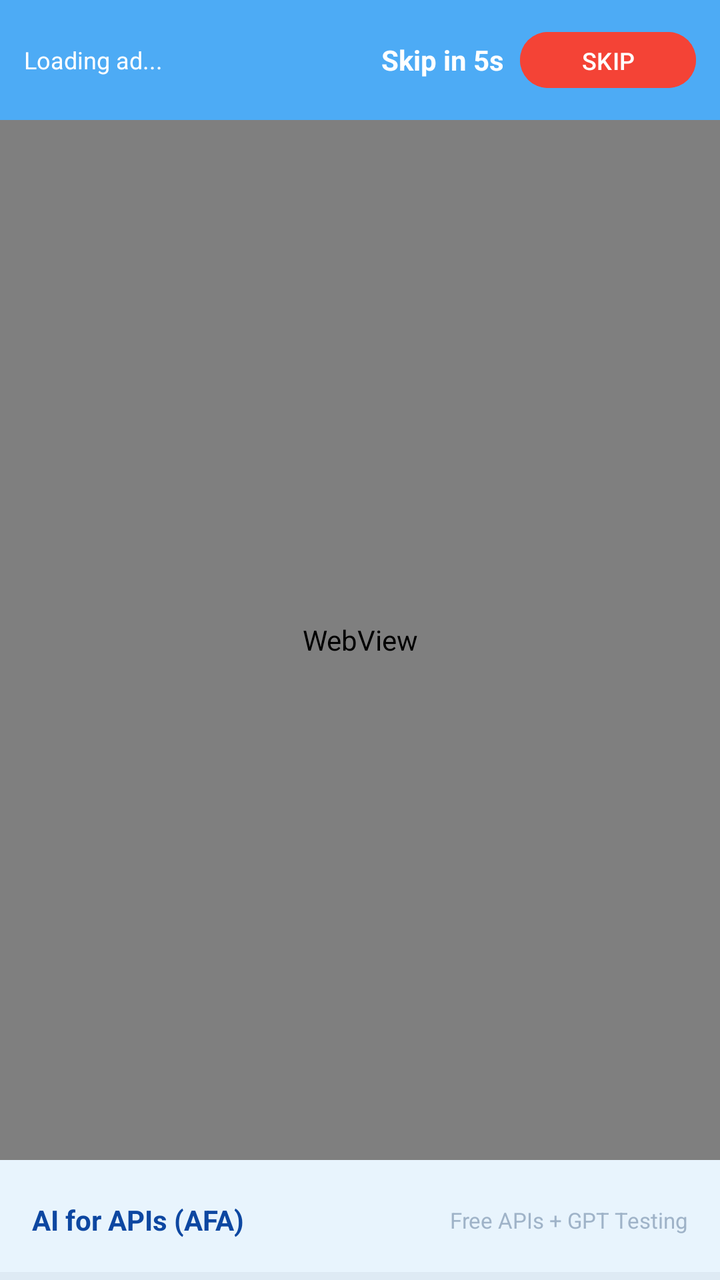
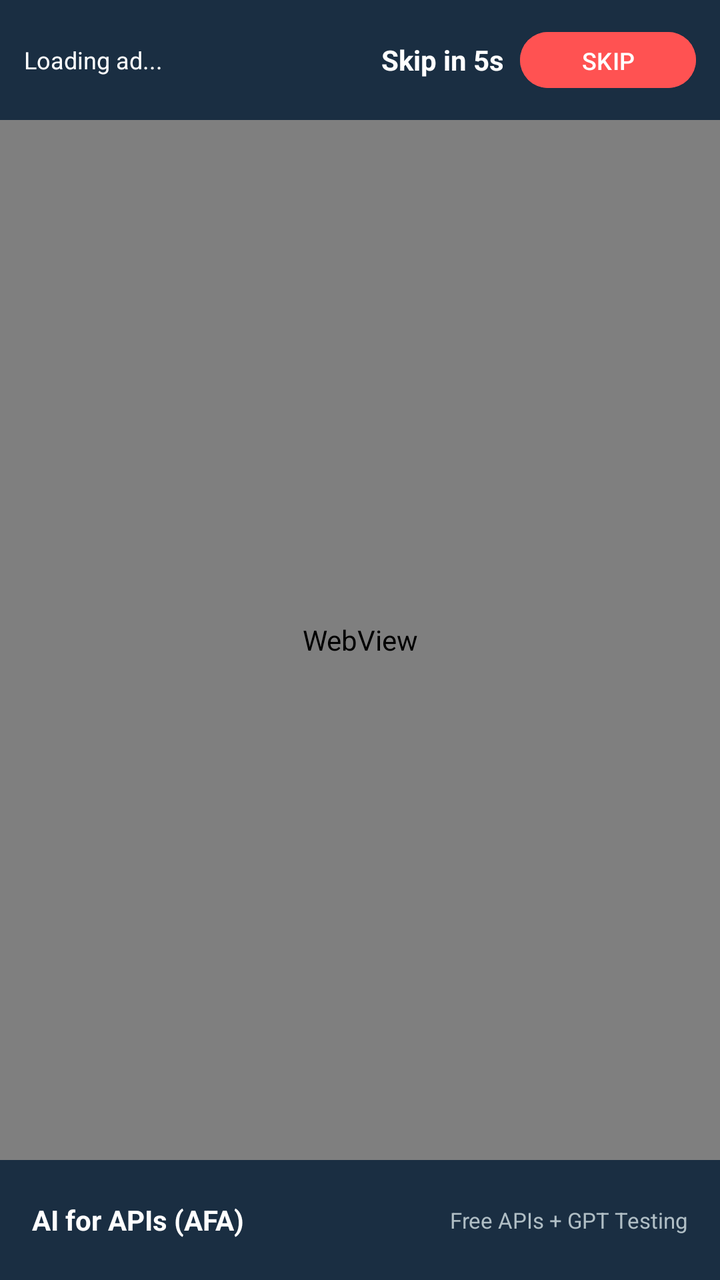

Compare the two renders of this Android layout. The source of the first and the diff that turns it into the second are given below.
<!-- AndroidManifest.xml: activity theme Theme.App -->
<!-- res/layout/activity_ad.xml -->
<?xml version="1.0" encoding="utf-8"?>
<FrameLayout xmlns:android="http://schemas.android.com/apk/res/android"
    android:layout_width="match_parent"
    android:layout_height="match_parent"
    android:background="@color/white">

    <WebView
        android:id="@+id/webView"
        android:layout_width="match_parent"
        android:layout_height="match_parent"
        android:layout_marginTop="60dp"
        android:layout_marginBottom="60dp" />

    <LinearLayout
        android:layout_width="match_parent"
        android:layout_height="60dp"
        android:layout_gravity="top"
        android:orientation="horizontal"
        android:paddingHorizontal="12dp"
        android:paddingVertical="8dp"
        android:background="#CC2196F3"
        android:gravity="center_vertical">

        <TextView
            android:id="@+id/tvStatus"
            android:layout_width="0dp"
            android:layout_height="wrap_content"
            android:layout_weight="1"
            android:text="Loading ad..."
            android:textColor="@color/white"
            android:textSize="12sp"
            android:singleLine="true"
            android:ellipsize="end" />

        <Button
            android:id="@+id/btnRefresh"
            android:layout_width="wrap_content"
            android:layout_height="32dp"
            android:text="Reload"
            android:textSize="11sp"
            android:textAllCaps="false"
            android:visibility="gone"
            android:backgroundTint="#FF9800"
            android:textColor="@color/white"
            android:layout_marginEnd="8dp"
            android:paddingHorizontal="12dp" />

        <Button
            android:id="@+id/btnBrowser"
            android:layout_width="wrap_content"
            android:layout_height="32dp"
            android:text="Browser"
            android:textSize="11sp"
            android:textAllCaps="false"
            android:visibility="gone"
            android:backgroundTint="#00ACC1"
            android:textColor="@color/white"
            android:layout_marginEnd="8dp"
            android:paddingHorizontal="12dp" />

        <TextView
            android:id="@+id/tvCountdown"
            android:layout_width="wrap_content"
            android:layout_height="wrap_content"
            android:text="Skip in 5s"
            android:textColor="@color/white"
            android:textSize="14sp"
            android:textStyle="bold"
            android:layout_marginEnd="8dp" />

        <Button
            android:id="@+id/btnSkip"
            android:layout_width="wrap_content"
            android:layout_height="36dp"
            android:text="SKIP"
            android:textSize="12sp"
            android:textAllCaps="false"
            android:backgroundTint="#F44336"
            android:textColor="@color/white"
            android:paddingHorizontal="20dp" />
    </LinearLayout>

    <ProgressBar
        android:id="@+id/progressBar"
        style="?android:attr/progressBarStyleHorizontal"
        android:layout_width="match_parent"
        android:layout_height="4dp"
        android:layout_gravity="bottom"
        android:indeterminate="false"
        android:max="100"
        android:progressTint="#4CAF50" />

    <LinearLayout
        android:layout_width="match_parent"
        android:layout_height="60dp"
        android:layout_gravity="bottom"
        android:orientation="horizontal"
        android:paddingHorizontal="16dp"
        android:paddingVertical="8dp"
        android:background="#CCE3F2FD"
        android:gravity="center">

        <TextView
            android:layout_width="0dp"
            android:layout_height="wrap_content"
            android:layout_weight="1"
            android:text="AI for APIs (AFA)"
            android:textColor="@color/primary"
            android:textSize="14sp"
            android:textStyle="bold" />

        <TextView
            android:layout_width="wrap_content"
            android:layout_height="wrap_content"
            android:text="Free APIs + GPT Testing"
            android:textColor="@color/text_secondary"
            android:textSize="11sp" />
    </LinearLayout>
</FrameLayout>
<!-- resources referenced by this layout -->
<resources>
  <color name="primary">#0D47A1</color>
  <color name="text_secondary">#9FB3C8</color>
  <color name="white">#FFFFFF</color>
  <style name="Theme.App" parent="Theme.Material3.DayNight.NoActionBar">
          <item name="colorPrimary">@color/primary</item>
          <item name="colorPrimaryVariant">@color/primary_variant</item>
          <item name="colorSecondary">@color/secondary</item>
          <item name="android:statusBarColor">?attr/colorPrimaryVariant</item>
          <item name="android:windowBackground">@color/background</item>
      </style>
  <color name="primary_variant">#006064</color>
  <color name="secondary">#00ACC1</color>
  <color name="background">#0B1220</color>
</resources>

<!-- the commit's change to res/layout/activity_ad.xml (unified diff, before → after) -->
@@ -2,7 +2,7 @@
 <FrameLayout xmlns:android="http://schemas.android.com/apk/res/android"
     android:layout_width="match_parent"
     android:layout_height="match_parent"
-    android:background="@color/white">
+    android:background="@color/background">
 
     <WebView
         android:id="@+id/webView"
@@ -18,7 +18,7 @@
         android:orientation="horizontal"
         android:paddingHorizontal="12dp"
         android:paddingVertical="8dp"
-        android:background="#CC2196F3"
+        android:background="@color/card_elevated"
         android:gravity="center_vertical">
 
         <TextView
@@ -27,7 +27,7 @@
             android:layout_height="wrap_content"
             android:layout_weight="1"
             android:text="Loading ad..."
-            android:textColor="@color/white"
+            android:textColor="@color/text_primary"
             android:textSize="12sp"
             android:singleLine="true"
             android:ellipsize="end" />
@@ -40,8 +40,8 @@
             android:textSize="11sp"
             android:textAllCaps="false"
             android:visibility="gone"
-            android:backgroundTint="#FF9800"
-            android:textColor="@color/white"
+            android:backgroundTint="@color/button_primary"
+            android:textColor="@color/button_text"
             android:layout_marginEnd="8dp"
             android:paddingHorizontal="12dp" />
 
@@ -53,8 +53,8 @@
             android:textSize="11sp"
             android:textAllCaps="false"
             android:visibility="gone"
-            android:backgroundTint="#00ACC1"
-            android:textColor="@color/white"
+            android:backgroundTint="@color/accent_neon"
+            android:textColor="@color/button_text"
             android:layout_marginEnd="8dp"
             android:paddingHorizontal="12dp" />
 
@@ -63,7 +63,7 @@
             android:layout_width="wrap_content"
             android:layout_height="wrap_content"
             android:text="Skip in 5s"
-            android:textColor="@color/white"
+            android:textColor="@color/text_primary"
             android:textSize="14sp"
             android:textStyle="bold"
             android:layout_marginEnd="8dp" />
@@ -75,7 +75,7 @@
             android:text="SKIP"
             android:textSize="12sp"
             android:textAllCaps="false"
-            android:backgroundTint="#F44336"
+            android:backgroundTint="@color/status_down"
             android:textColor="@color/white"
             android:paddingHorizontal="20dp" />
     </LinearLayout>
@@ -88,7 +88,7 @@
         android:layout_gravity="bottom"
         android:indeterminate="false"
         android:max="100"
-        android:progressTint="#4CAF50" />
+        android:progressTint="@color/status_live" />
 
     <LinearLayout
         android:layout_width="match_parent"
@@ -97,7 +97,7 @@
         android:orientation="horizontal"
         android:paddingHorizontal="16dp"
         android:paddingVertical="8dp"
-        android:background="#CCE3F2FD"
+        android:background="@color/card_elevated"
         android:gravity="center">
 
         <TextView
@@ -105,7 +105,7 @@
             android:layout_height="wrap_content"
             android:layout_weight="1"
             android:text="AI for APIs (AFA)"
-            android:textColor="@color/primary"
+            android:textColor="@color/text_primary"
             android:textSize="14sp"
             android:textStyle="bold" />
 
<!-- resource entries referenced after the edit -->
@@ -1,7 +1,8 @@
 <!-- resources referenced by this layout -->
 <resources>
-  <color name="primary">#0D47A1</color>
-  <color name="text_secondary">#9FB3C8</color>
+  <color name="accent_neon">#00E5FF</color>
+  <color name="primary">#00B4D8</color>
+  <color name="text_secondary">#B0BEC5</color>
   <color name="white">#FFFFFF</color>
   <style name="Theme.App" parent="Theme.Material3.DayNight.NoActionBar">
           <item name="colorPrimary">@color/primary</item>
@@ -10,8 +11,14 @@
           <item name="android:statusBarColor">?attr/colorPrimaryVariant</item>
           <item name="android:windowBackground">@color/background</item>
       </style>
-  <color name="primary_variant">#006064</color>
-  <color name="secondary">#00ACC1</color>
-  <color name="background">#0B1220</color>
+  <color name="primary_variant">#0077B6</color>
+  <color name="secondary">#00E5FF</color>
+  <color name="background">#0A1628</color>
+  <color name="button_primary">#00B4D8</color>
+  <color name="button_text">#FFFFFF</color>
+  <color name="card_elevated">#1A2E42</color>
+  <color name="status_down">#FF5252</color>
+  <color name="status_live">#00E676</color>
+  <color name="text_primary">#FFFFFF</color>
 </resources>
 
